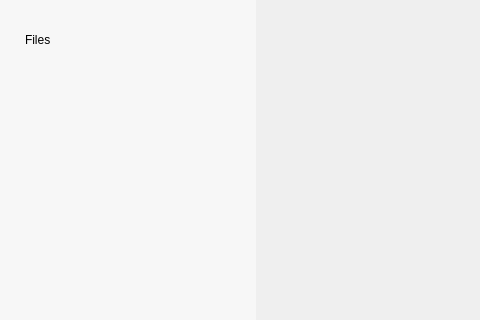
Above: src/MEGASync/node_selector/gui/ui/NodeSelector.ui from meganz/MEGAsync before the change; both pictures show x 0 to 480 and y 0 to 320 of the 800 by 489 pixel window. Below: the same form after it.
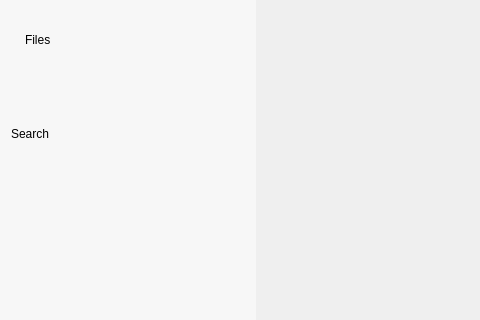
That is the form after the change. Icons and pictures are not drawn. Custom widgets are drawn as their Qt base class.

Commit message: Tokenizing search and tab selectors

```diff
--- a/src/MEGASync/node_selector/gui/ui/NodeSelector.ui
+++ b/src/MEGASync/node_selector/gui/ui/NodeSelector.ui
@@ -26,20 +26,7 @@
    <bool>false</bool>
   </property>
   <property name="styleSheet">
-   <string notr="true">/********** LEFT MENU **********/
-/*ColorTokenIcon;Custom;fCloudDrive;normal;off;colorToken.icon-secondary*/
-/*ColorTokenIcon;Custom;fCloudDrive;normal;on;colorToken.icon-primary*/
-/*ColorTokenIcon;Custom;fIncomingShares;normal;off;colorToken.icon-secondary*/
-/*ColorTokenIcon;Custom;fIncomingShares;normal;on;colorToken.icon-primary*/
-/*ColorTokenIcon;Custom;fBackups;normal;off;colorToken.icon-secondary*/
-/*ColorTokenIcon;Custom;fBackups;normal;on;colorToken.icon-primary*/
-/*ColorTokenIcon;Custom;fRubbish;normal;off;colorToken.icon-secondary*/
-/*ColorTokenIcon;Custom;fRubbish;normal;on;colorToken.icon-primary*/
-/*ColorTokenIcon;Custom;fSearch;normal;off;colorToken.icon-secondary*/
-/*ColorTokenIcon;Custom;fSearch;normal;on;colorToken.icon-primary*/
-/********** LEFT MENU **********/ 
-
-#wStorage 
+   <string notr="true">#wStorage, #wSearch
 {
 border:none;
 }
@@ -89,6 +76,9 @@
       </size>
      </property>
      <layout class="QVBoxLayout" name="verticalLayout">
+      <property name="spacing">
+       <number>16</number>
+      </property>
       <property name="topMargin">
        <number>24</number>
       </property>
@@ -156,8 +146,8 @@
       </item>
       <item>
        <widget class="QGroupBox" name="wStorage">
-        <property name="sidebar_parent" stdset="0">
-         <bool>true</bool>
+        <property name="title">
+         <string notr="true"/>
         </property>
         <layout class="QVBoxLayout" name="wSearchLayout_2">
          <property name="spacing">
@@ -167,7 +157,7 @@
           <number>4</number>
          </property>
          <property name="topMargin">
-          <number>24</number>
+          <number>0</number>
          </property>
          <property name="rightMargin">
           <number>4</number>
@@ -277,6 +267,33 @@
            </property>
           </widget>
          </item>
+        </layout>
+       </widget>
+      </item>
+      <item>
+       <widget class="QGroupBox" name="wSearch">
+        <property name="title">
+         <string>Search</string>
+        </property>
+        <property name="type" stdset="0">
+         <string notr="true">mega</string>
+        </property>
+        <layout class="QVBoxLayout" name="verticalLayout_2">
+         <property name="spacing">
+          <number>0</number>
+         </property>
+         <property name="leftMargin">
+          <number>4</number>
+         </property>
+         <property name="topMargin">
+          <number>0</number>
+         </property>
+         <property name="rightMargin">
+          <number>4</number>
+         </property>
+         <property name="bottomMargin">
+          <number>4</number>
+         </property>
          <item>
           <widget class="TabSelector" name="fSearch" native="true">
            <property name="minimumSize">
```
Left out of the diff: 3 changed lines with no effect on the pictures. The commit also changes 9 other files.
